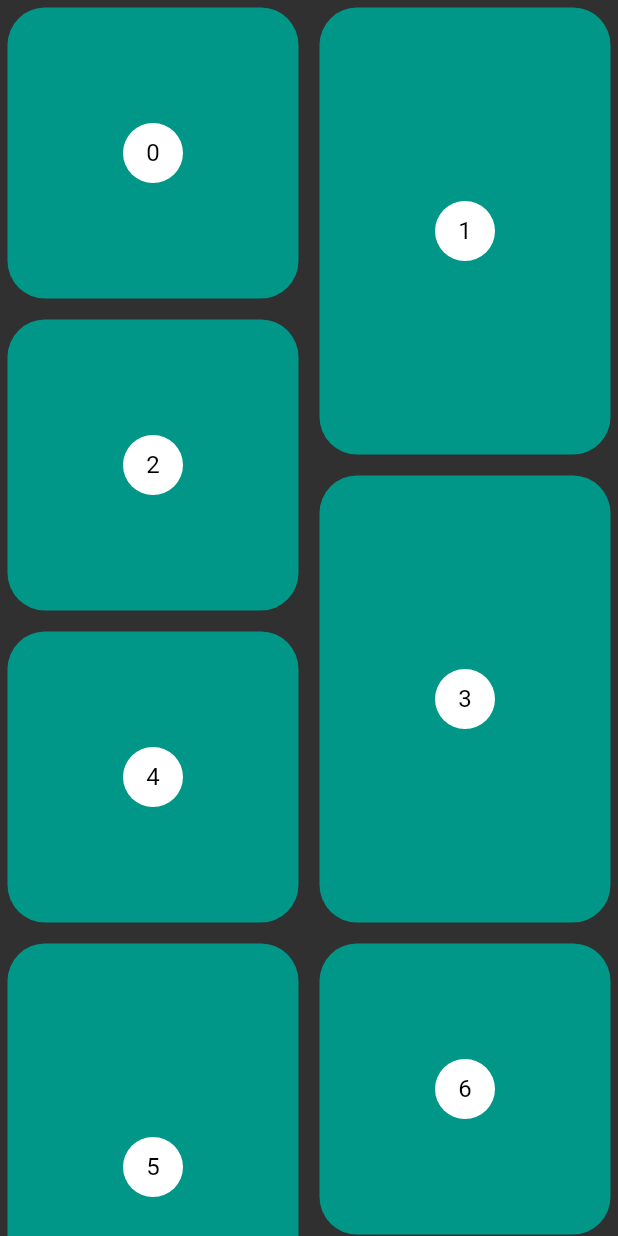
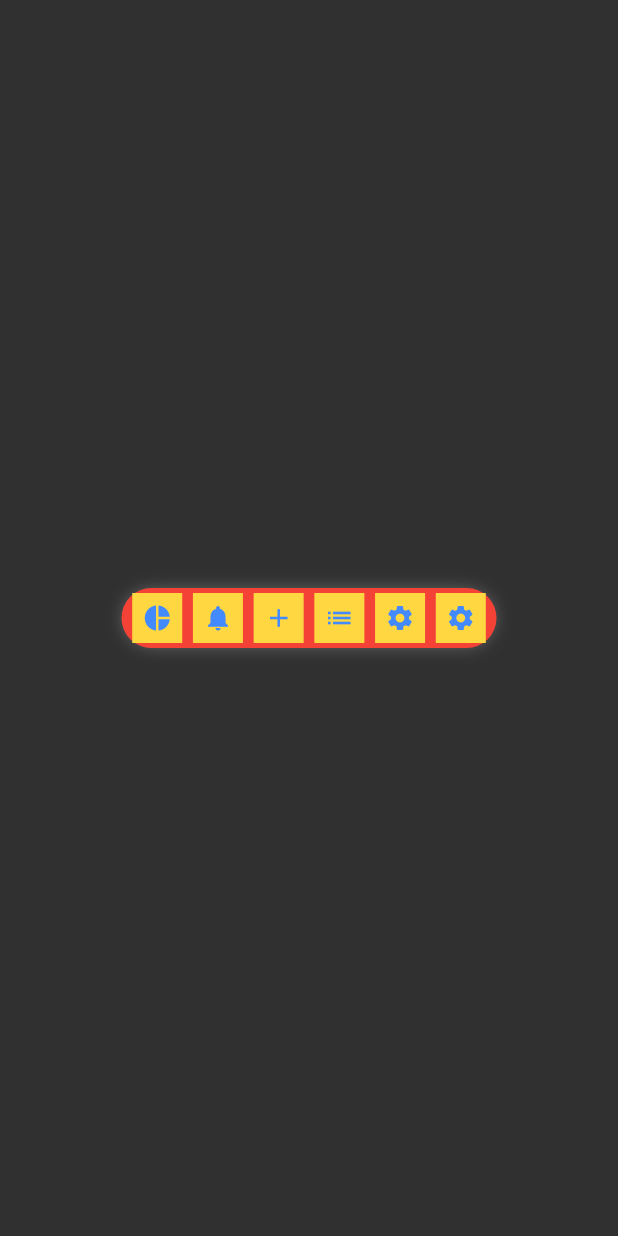
Before and after one commit to IdGalarzaSa/flutter-designs-and-animations, a Flutter app: the screen it shows after launch, on a phone screen of 412 x 824 dp. Run offline on Flutter 3.47's test engine with Material 2 defaults, Android fonts, the phone set to English and light mode, and no system bars; our stand-ins replace flutter_svg.

Commit message:
basic bottom menu

```diff
--- a/lib/pages/pinterest_page.dart
+++ b/lib/pages/pinterest_page.dart
@@ -1,5 +1,6 @@
 import 'package:flutter/cupertino.dart';
 import 'package:flutter/material.dart';
+import 'package:flutter_designs/widgets/floating_bottom_menu_widget.dart';
 import 'package:flutter_staggered_grid_view/flutter_staggered_grid_view.dart';
 
 class PinterestPage extends StatelessWidget {
@@ -11,7 +12,12 @@ class PinterestPage extends StatelessWidget {
       body: Container(
         width: double.infinity,
         height: double.infinity,
-        child: PinterestGrid(),
+        child: Stack(
+          children: [
+            // PinterestGrid(),
+            FloatingBottomMenuWidget(),
+          ],
+        ),
       ),
     );
   }
--- a/lib/pages/slideshow_page.dart
+++ b/lib/pages/slideshow_page.dart
@@ -1,6 +1,6 @@
 import 'package:flutter/cupertino.dart';
 import 'package:flutter/material.dart';
-import 'package:flutter_designs/widgets/slideshow.dart';
+import 'package:flutter_designs/widgets/slideshow_widget.dart';
 import 'package:flutter_svg/svg.dart';
 
 class SlideshowPage extends StatelessWidget {
--- /dev/null
+++ b/lib/widgets/floating_bottom_menu_widget.dart
@@ -0,0 +1,106 @@
+import 'package:flutter/cupertino.dart';
+import 'package:flutter/material.dart';
+
+class FloatingBottomMenuButton {
+  final IconData iconData;
+  final Function onPressed;
+  Color iconColor;
+
+  FloatingBottomMenuButton({
+    @required this.iconData,
+    @required this.onPressed,
+    this.iconColor = Colors.black38,
+  });
+}
+
+class FloatingBottomMenuWidget extends StatelessWidget {
+  final List<FloatingBottomMenuButton> menuButtonList = [
+    FloatingBottomMenuButton(iconData: Icons.pie_chart, onPressed: () => print("menu 1"), iconColor: Colors.blueAccent),
+    FloatingBottomMenuButton(
+        iconData: Icons.notifications, onPressed: () => print("menu 2"), iconColor: Colors.blueAccent),
+    FloatingBottomMenuButton(iconData: Icons.add, onPressed: () => print("menu 3"), iconColor: Colors.blueAccent),
+    FloatingBottomMenuButton(iconData: Icons.list, onPressed: () => print("menu 4"), iconColor: Colors.blueAccent),
+    FloatingBottomMenuButton(iconData: Icons.settings, onPressed: () => print("menu 5"), iconColor: Colors.blueAccent),
+    FloatingBottomMenuButton(iconData: Icons.settings, onPressed: () => print("menu 5"), iconColor: Colors.blueAccent),
+  ];
+
+  @override
+  Widget build(BuildContext context) {
+    return Center(
+      child: _BackgroundMenu(
+        child: _ButtonsMenu(menuButtonList),
+      ),
+    );
+  }
+}
+
+class _BackgroundMenu extends StatelessWidget {
+  final Widget child;
+  _BackgroundMenu({@required this.child});
+
+  @override
+  Widget build(BuildContext context) {
+    return Container(
+      child: child,
+      height: 40,
+      width: 250,
+      decoration: BoxDecoration(
+        color: Colors.red,
+        borderRadius: BorderRadius.circular(100),
+        boxShadow: [
+          BoxShadow(
+            color: Colors.white38,
+            blurRadius: 10,
+            spreadRadius: -3,
+          )
+        ],
+      ),
+    );
+  }
+}
+
+class _ButtonsMenu extends StatelessWidget {
+  final List<FloatingBottomMenuButton> menuButtonList;
+
+  _ButtonsMenu(this.menuButtonList);
+
+  @override
+  Widget build(BuildContext context) {
+    final clickSpace = 1 / menuButtonList.length;
+
+    return Container(
+      child: Row(
+        mainAxisAlignment: MainAxisAlignment.spaceEvenly,
+        children:
+            List.generate(menuButtonList.length, (index) => _MenuButton(index, menuButtonList[index], clickSpace)),
+      ),
+    );
+  }
+}
+
+class _MenuButton extends StatelessWidget {
+  final int index;
+  final FloatingBottomMenuButton button;
+  final double clickSpace;
+
+  _MenuButton(this.index, this.button, this.clickSpace);
+
+  @override
+  Widget build(BuildContext context) {
+    print(clickSpace);
+
+    return GestureDetector(
+      onTap: button.onPressed,
+      behavior: HitTestBehavior.translucent,
+      child: Container(
+        color: Colors.amberAccent,
+        padding: EdgeInsets.all(clickSpace * 40),
+        child: Icon(
+          button.iconData,
+          size: 20,
+          color: button.iconColor,
+        ),
+      ),
+    );
+  }
+}
```
Also changed, not shown: lib/widgets/slideshow_widget.dart (renamed from lib/widgets/slideshow.dart).
